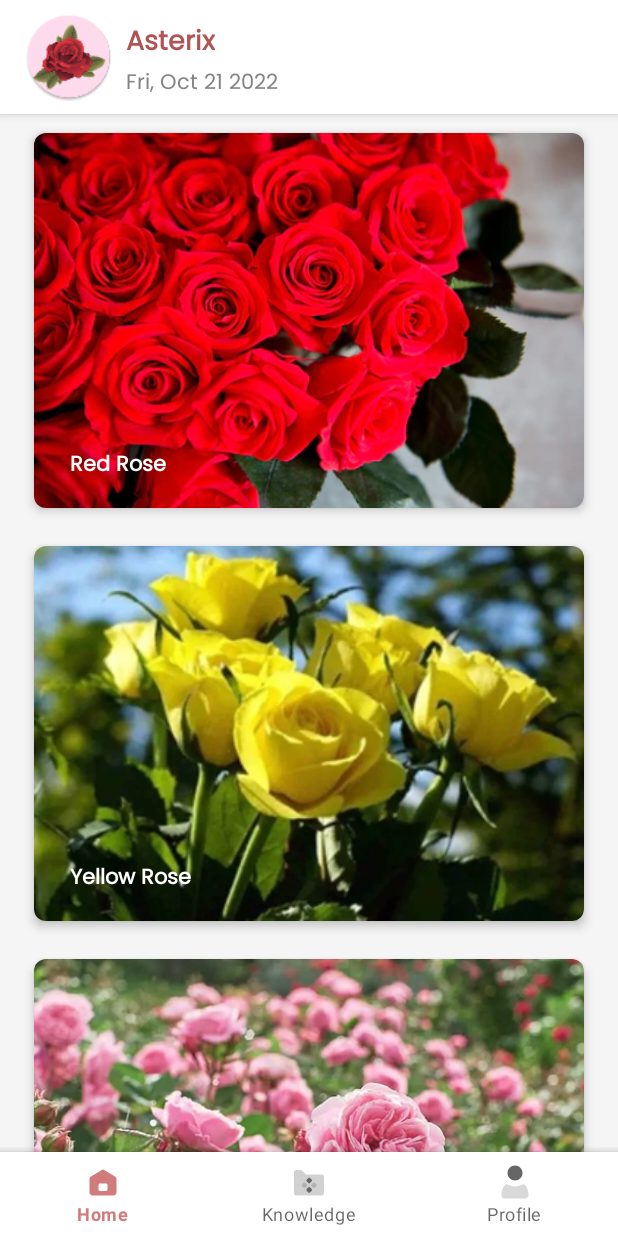
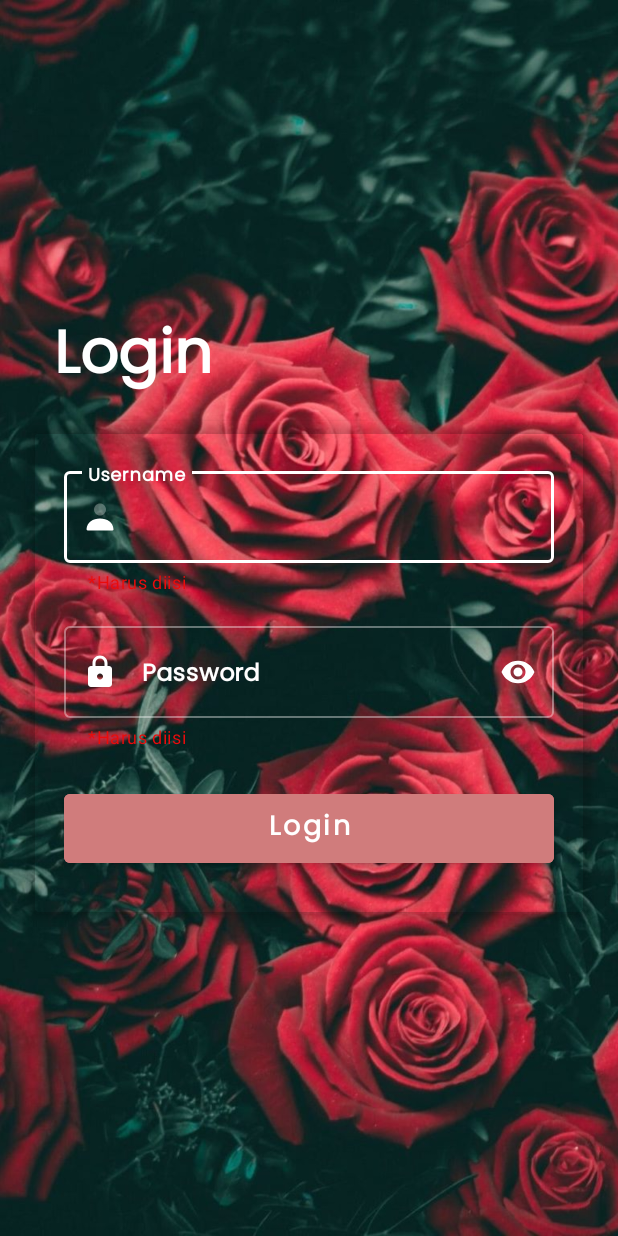
Before and after one commit to chairoel/BddExamProject, an Android app: the screen it shows after launch (MainActivity before the commit, LoginActivity after it), after a tap on "Login", on a phone screen of 412 x 824 dp. Run offline under Robolectric (Android 15) with nearby library versions, the phone set to English and light mode, and no system bars; libraries missing offline, so code that uses them is left out: eightbitlab.com.blurview; plain views replace BlurView; Roboto replaces fonts that are not available here; 1 statement that could not run was skipped.

Commit message:
set validate data for login

```diff
--- a/app/src/main/java/com/amrul/bdd/roseLover/ui/activity/LoginActivity.kt
+++ b/app/src/main/java/com/amrul/bdd/roseLover/ui/activity/LoginActivity.kt
@@ -4,7 +4,9 @@ import android.content.Intent
 import androidx.appcompat.app.AppCompatActivity
 import android.os.Bundle
 import android.widget.EditText
+import android.widget.Toast
 import com.amrul.bdd.roseLover.R
+import com.amrul.bdd.roseLover.util.Constant
 import com.amrul.bdd.roseLover.util.Util
 import kotlinx.android.synthetic.main.activity_login.*
 
@@ -15,12 +17,52 @@ class LoginActivity : AppCompatActivity() {
 
         Util.blurBackground(this, blurViewLogin, 10f)
 
-//        val test: EditText = findViewById(R.id.username);
-
-        btnLogin.setOnClickListener{
-            val detailIntent = Intent(this, MainActivity::class.java)
-//            detailIntent.putExtra("HA", test.text.toString())
-            startActivity(detailIntent)
+        btnLogin.setOnClickListener {
+            val username = etUsername.text.toString()
+            val password = etPassword.text.toString()
+            validateCredential(username, password)
         }
     }
+
+    private fun validateCredential(username: String, password: String) {
+
+        if (username.isEmpty()){
+            ilUsername.helperText = Constant.MUST_BE_FIELD
+        } else{
+            ilUsername.isHelperTextEnabled = false
+        }
+
+        if (password.isEmpty()){
+            ilPassword.helperText = Constant.MUST_BE_FIELD
+        } else{
+            ilPassword.isHelperTextEnabled = false
+        }
+
+        val trueUsername: Boolean = username.isNotEmpty() && username == getString(R.string.username)
+        val trueUsername2: Boolean = username.isNotEmpty() && username == getString(R.string.username2)
+        val truePassword: Boolean = password.isNotEmpty() && password == getString(R.string.password)
+
+        val login1 = username != getString(R.string.username)
+        val login2 = username != getString(R.string.username2)
+        Toast.makeText(this, "login1: $login1, login2: $login2", Toast.LENGTH_SHORT).show()
+
+        when {
+            username.isNotEmpty() && (login1 && login2)  ->
+                Toast.makeText(this, " Username is wrong", Toast.LENGTH_SHORT).show()
+
+            password.isNotEmpty() && password != getString(R.string.password) ->
+                Toast.makeText(this, "Password is wrong", Toast.LENGTH_SHORT).show()
+
+            trueUsername && truePassword -> gotoMainActivity(getString(R.string.name))
+
+            trueUsername2 && truePassword -> gotoMainActivity(getString(R.string.name2))
+        }
+    }
+
+    private fun gotoMainActivity(username: String) {
+        val homeIntent = Intent(this, MainActivity::class.java)
+        homeIntent.putExtra(Constant.USERNAME_LOGIN, username)
+        startActivity(homeIntent)
+        finish()
+    }
 }
--- a/app/src/main/java/com/amrul/bdd/roseLover/ui/fragment/home/HomeFragment.kt
+++ b/app/src/main/java/com/amrul/bdd/roseLover/ui/fragment/home/HomeFragment.kt
@@ -40,9 +40,7 @@ class HomeFragment : Fragment() {
     private val binding get() = _binding!!
 
     override fun onCreateView(
-        inflater: LayoutInflater,
-        container: ViewGroup?,
-        savedInstanceState: Bundle?
+        inflater: LayoutInflater, container: ViewGroup?, savedInstanceState: Bundle?
     ): View {
         val homeViewModel = ViewModelProvider(this)[HomeViewModel::class.java]
 
@@ -68,10 +66,10 @@ class HomeFragment : Fragment() {
         super.onResume()
         setAppBar()
     }
+
     @SuppressLint("SimpleDateFormat")
     private fun setAppBar() {
-        val nameProfile = activity?.intent?.getStringExtra("HA")
-//        val nameProfile: String = "Chairul Amri"
+        val nameProfile = activity?.intent?.getStringExtra(Constant.USERNAME_LOGIN)
         if (nameProfile != null) {
             tvProfileName.text = String.format("Hello, %s!", Util.toCamelCase(nameProfile))
         } else {
@@ -100,11 +98,7 @@ class HomeFragment : Fragment() {
     }
 
     private fun showSelectedHero(rose: Rose) {
-//        Toast.makeText(context, "Kamu memilih " + rose.name, Toast.LENGTH_SHORT).show()
         val detailIntent = Intent(context, DetailRoseActivity::class.java)
-//        detailIntent.putExtra(Constant.ROSE_NAME, rose.name)
-//        detailIntent.putExtra(Constant.ROSE_DETAIL, rose.detail)
-//        detailIntent.putExtra(Constant.ROSE_COLOR, rose.color)
         detailIntent.putExtra(Constant.ROSE_ITEM, rose)
         startActivity(detailIntent)
     }
--- a/app/src/main/java/com/amrul/bdd/roseLover/util/Constant.kt
+++ b/app/src/main/java/com/amrul/bdd/roseLover/util/Constant.kt
@@ -6,4 +6,6 @@ object Constant {
     const val ROSE_COLOR = "rose_color"
     const val ROSE_IMAGE = "rose_image"
     const val ROSE_ITEM = "rose_item"
+    const val MUST_BE_FIELD = "*Harus diisi"
+    const val USERNAME_LOGIN = "username_login"
 }
--- a/app/src/main/res/values/strings.xml
+++ b/app/src/main/res/values/strings.xml
@@ -10,8 +10,14 @@
     <string name="prompt_password">Password</string>
     <string name="action_sign_in">Sign in</string>
     <string name="forgot_password">Lupa Password?</string>
-    <string name="username">Chairul</string>
-    <string name="password">1234</string>
+
+    <string name="username">ChairulAmri</string>
+    <string name="name">Chairul Amri</string>
+
+    <string name="username2">Bdd2022</string>
+    <string name="name2">Bdd 2022</string>
+
+    <string name="password">test1234</string>
 
     <string name="desc">Description :</string>
     <string name="accent">Rose Color :</string>
```
